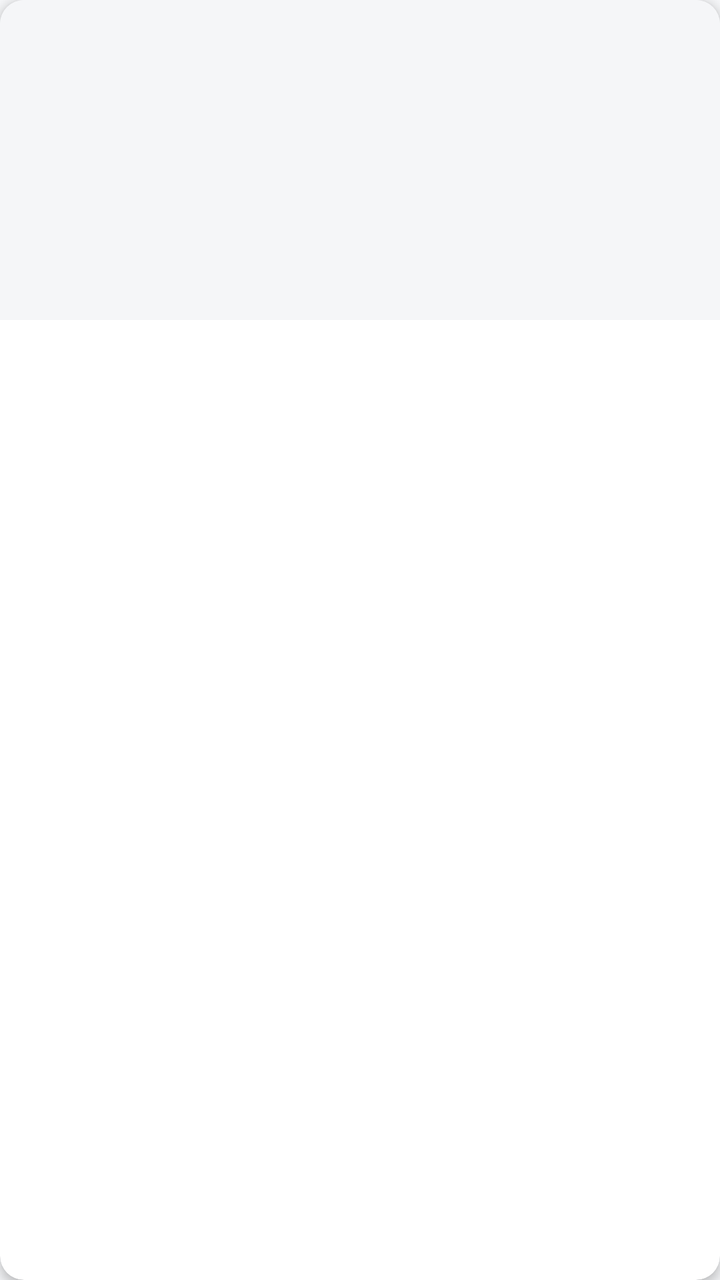
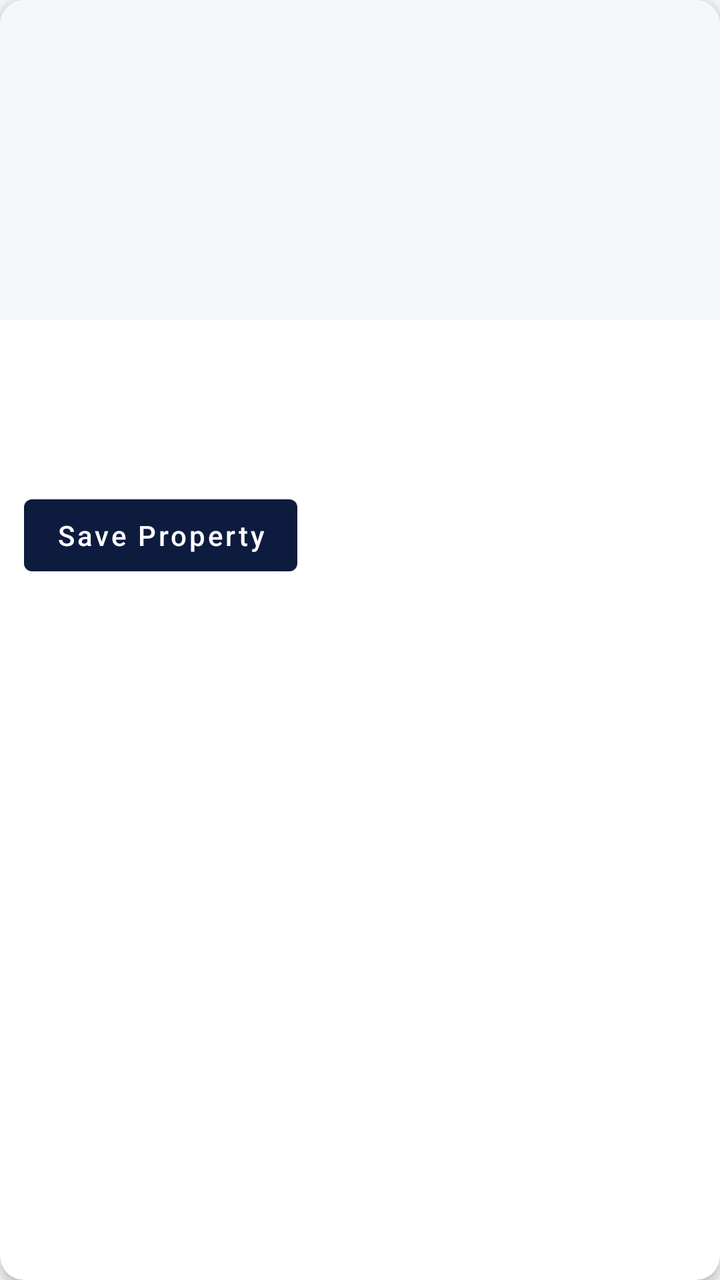

An Android layout rendered at two revisions. The XML below is the earlier revision; the diff shows what the commit changed to produce the second picture.
<!-- AndroidManifest.xml: application theme Theme.EazyRes -->
<!-- res/layout/item_property.xml -->
<?xml version="1.0" encoding="utf-8"?>
<androidx.cardview.widget.CardView xmlns:android="http://schemas.android.com/apk/res/android"
    android:layout_width="match_parent"
    android:layout_height="wrap_content"
    android:layout_margin="8dp"
    app:cardCornerRadius="12dp"
    app:cardElevation="3dp"
    xmlns:app="http://schemas.android.com/apk/res-auto">

    <LinearLayout
        android:layout_width="match_parent"
        android:layout_height="wrap_content"
        android:orientation="vertical">

        <ImageView
            android:id="@+id/ivPhoto"
            android:layout_width="match_parent"
            android:layout_height="160dp"
            android:scaleType="centerCrop"
            android:background="@color/light_gray"
            android:contentDescription="@string/properties" />

        <LinearLayout
            android:layout_width="match_parent"
            android:layout_height="wrap_content"
            android:orientation="vertical"
            android:padding="12dp">

            <TextView
                android:id="@+id/tvName"
                android:layout_width="wrap_content"
                android:layout_height="wrap_content"
                android:textColor="@color/text_dark"
                android:textSize="16sp"
                android:textStyle="bold" />

            <TextView
                android:id="@+id/tvAddress"
                android:layout_width="wrap_content"
                android:layout_height="wrap_content"
                android:textColor="@color/text_muted"
                android:textSize="13sp" />

            <TextView
                android:id="@+id/tvPrice"
                android:layout_width="wrap_content"
                android:layout_height="wrap_content"
                android:layout_marginTop="4dp"
                android:textColor="@color/orange"
                android:textSize="15sp"
                android:textStyle="bold" />

        </LinearLayout>
    </LinearLayout>
</androidx.cardview.widget.CardView>
<!-- resources referenced by this layout -->
<resources>
  <color name="light_gray">#F5F6F8</color>
  <color name="orange">#F2994A</color>
  <color name="text_dark">#1C1C1E</color>
  <color name="text_muted">#6B7280</color>
  <string name="properties">Properties Near You</string>
  <style name="Theme.EazyRes" parent="Theme.MaterialComponents.DayNight.NoActionBar">
          <item name="colorPrimary">@color/navy</item>
          <item name="colorPrimaryVariant">@color/navy</item>
          <item name="colorOnPrimary">@color/white</item>
          <item name="colorSecondary">@color/orange</item>
          <item name="colorOnSecondary">@color/white</item>
          <item name="android:statusBarColor">@color/navy</item>
          <item name="android:windowBackground">@color/light_gray</item>
      </style>
  <color name="navy">#0D1B3E</color>
  <color name="white">#FFFFFF</color>
</resources>

<!-- the commit's change to res/layout/item_property.xml (unified diff, before → after) -->
@@ -50,6 +50,14 @@
                 android:textSize="15sp"
                 android:textStyle="bold" />
 
+            <Button
+                android:id="@+id/btnFavourite"
+                android:layout_width="wrap_content"
+                android:layout_height="wrap_content"
+                android:layout_marginTop="8dp"
+                android:text="Save Property"
+                android:textAllCaps="false" />
+
         </LinearLayout>
     </LinearLayout>
 </androidx.cardview.widget.CardView>
